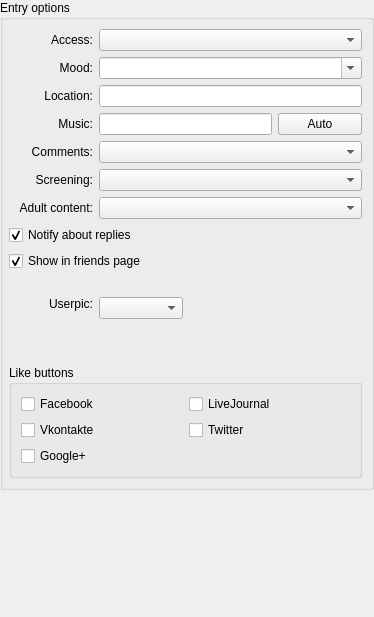
Before: the Qt Designer form src/plugins/blogique/plugins/metida/postoptionswidget.ui in 0xd34df00d/leechcraft, drawn with Qt 5.
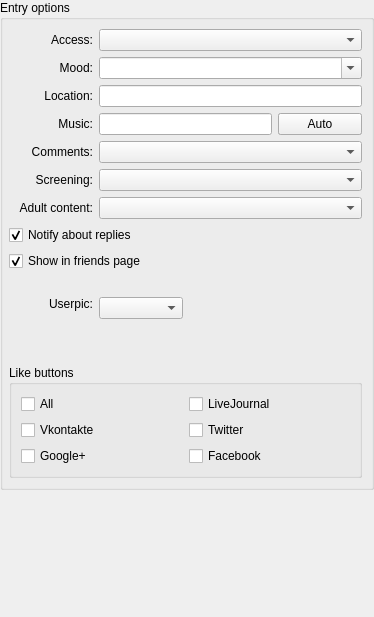
After: the same form once the commit is applied.

Commit message: Blogique Metida: add AllLike button

Patch:
```diff
--- a/src/plugins/blogique/plugins/metida/postoptionswidget.ui
+++ b/src/plugins/blogique/plugins/metida/postoptionswidget.ui
@@ -203,16 +203,6 @@
            </property>
           </widget>
          </item>
-         <item row="0" column="0">
-          <widget class="QCheckBox" name="FacebookLike_">
-           <property name="text">
-            <string>Facebook</string>
-           </property>
-           <property name="tristate">
-            <bool>false</bool>
-           </property>
-          </widget>
-         </item>
          <item row="1" column="0">
           <widget class="QCheckBox" name="VkontakteLike_">
            <property name="text">
@@ -234,6 +224,23 @@
            </property>
           </widget>
          </item>
+         <item row="2" column="1">
+          <widget class="QCheckBox" name="FacebookLike_">
+           <property name="text">
+            <string>Facebook</string>
+           </property>
+           <property name="tristate">
+            <bool>false</bool>
+           </property>
+          </widget>
+         </item>
+         <item row="0" column="0">
+          <widget class="QCheckBox" name="AllLike_">
+           <property name="text">
+            <string>All</string>
+           </property>
+          </widget>
+         </item>
         </layout>
        </widget>
       </item>
```
Left out of the diff: 83 changed lines with no effect on the pictures.
